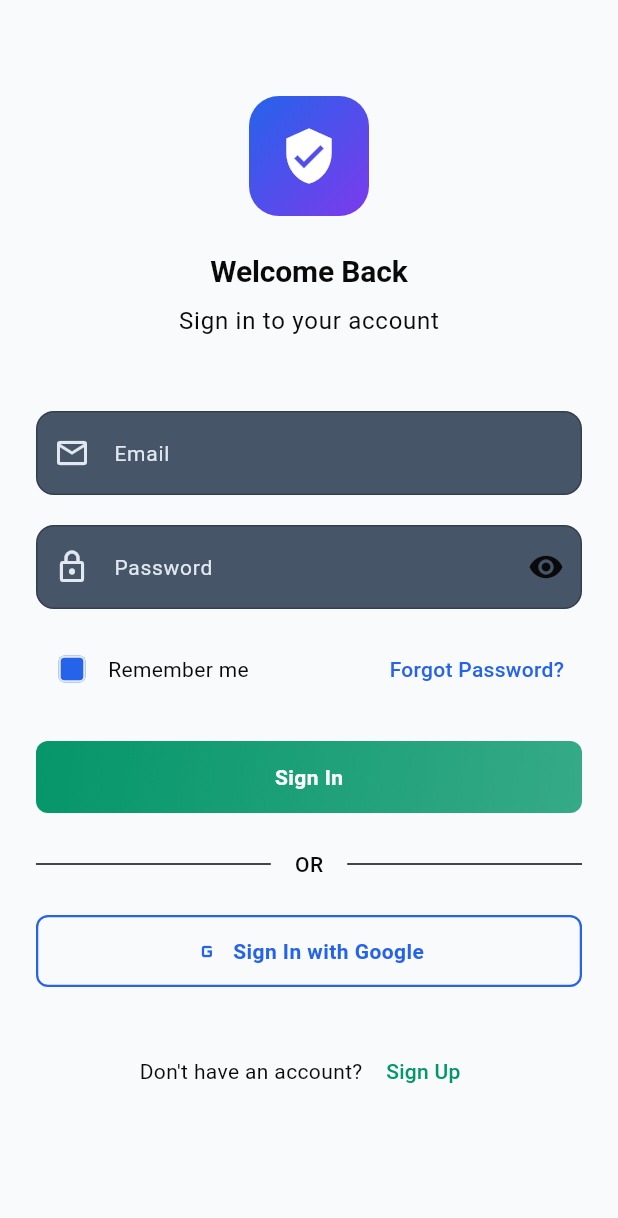
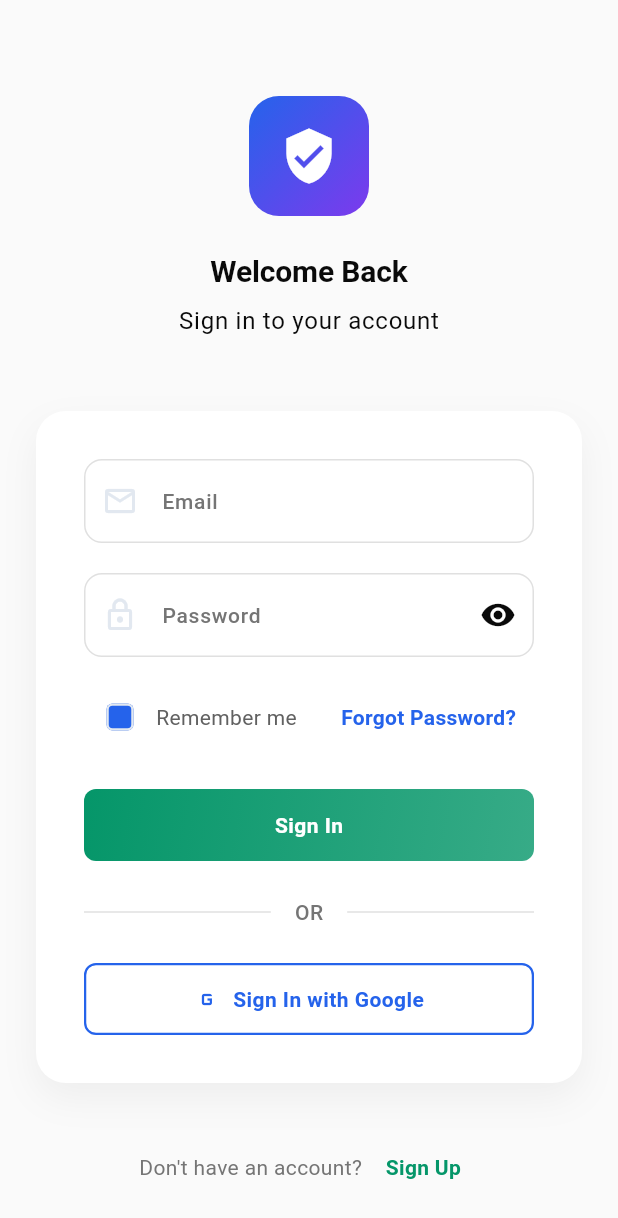
Before and after one commit to marconisoftwarw/jetcv-enterprise, a Flutter app: the LoginScreen screen opened by its route, on a phone screen of 412 x 824 dp. Shown: the top 1218 px of the screen. Run offline on Flutter 3.47's test engine with Material 3 defaults, Android fonts, the phone set to English and light mode, and no system bars; our stand-ins replace geolocator, image_picker, shared_preferences, supabase_flutter; accounts and stored records are empty.

Commit message:
fix code

```diff
--- a/lib/screens/auth/login_screen.dart
+++ b/lib/screens/auth/login_screen.dart
@@ -92,6 +92,7 @@ class _LoginScreenState extends State<LoginScreen> {
   @override
   Widget build(BuildContext context) {
     return Scaffold(
+      backgroundColor: Colors.grey.shade50,
       body: SafeArea(
         child: SingleChildScrollView(
           padding: const EdgeInsets.all(24),
@@ -141,6 +142,22 @@ class _LoginScreenState extends State<LoginScreen> {
 
                 const SizedBox(height: 48),
 
+                // Login Form Container
+                Container(
+                  padding: const EdgeInsets.all(32),
+                  decoration: BoxDecoration(
+                    color: Colors.white,
+                    borderRadius: BorderRadius.circular(20),
+                    boxShadow: [
+                      BoxShadow(
+                        color: Colors.black.withValues(alpha: 0.05),
+                        blurRadius: 20,
+                        offset: const Offset(0, 10),
+                      ),
+                    ],
+                  ),
+                  child: Column(
+                    children: [
                       // Email Field
                       NeonTextField(
                   controller: _emailController,
@@ -208,10 +225,17 @@ class _LoginScreenState extends State<LoginScreen> {
                                     _rememberMe = value ?? false;
                                   });
                                 },
+                                activeColor: AppTheme.accentBlue,
+                                shape: RoundedRectangleBorder(
+                                  borderRadius: BorderRadius.circular(4),
+                                ),
                               ),
                               Text(
                                 'Remember me',
-                          style: TextStyle(color: AppTheme.primaryBlack),
+                                style: TextStyle(
+                                  color: Colors.grey.shade700,
+                                  fontSize: 14,
+                                ),
                               ),
                             ],
                           ),
@@ -219,7 +243,11 @@ class _LoginScreenState extends State<LoginScreen> {
                             onPressed: _forgotPassword,
                             child: Text(
                               'Forgot Password?',
-                        style: TextStyle(color: AppTheme.accentBlue),
+                              style: TextStyle(
+                                color: AppTheme.accentBlue,
+                                fontWeight: FontWeight.w600,
+                                fontSize: 14,
+                              ),
                             ),
                           ),
                         ],
@@ -248,18 +276,18 @@ class _LoginScreenState extends State<LoginScreen> {
                       // Divider
                       Row(
                         children: [
-                    Expanded(child: Divider(color: AppTheme.primaryBlack)),
+                          Expanded(child: Divider(color: Colors.grey.shade300)),
                           Padding(
                             padding: const EdgeInsets.symmetric(horizontal: 16),
                             child: Text(
                               'OR',
                               style: TextStyle(
-                          color: AppTheme.primaryBlack,
+                                color: Colors.grey.shade600,
                                 fontWeight: FontWeight.w500,
                               ),
                             ),
                           ),
-                    Expanded(child: Divider(color: AppTheme.primaryBlack)),
+                          Expanded(child: Divider(color: Colors.grey.shade300)),
                         ],
                       ),
 
@@ -280,6 +308,9 @@ class _LoginScreenState extends State<LoginScreen> {
                           );
                         },
                       ),
+                    ],
+                  ),
+                ),
 
                 const SizedBox(height: 32),
 
@@ -289,13 +320,20 @@ class _LoginScreenState extends State<LoginScreen> {
                   children: [
                     Text(
                       "Don't have an account? ",
-                      style: TextStyle(color: AppTheme.primaryBlack),
+                      style: TextStyle(
+                        color: Colors.grey.shade600,
+                        fontSize: 14,
+                      ),
                     ),
                     TextButton(
                       onPressed: () => Navigator.pushNamed(context, '/signup'),
                       child: Text(
                         'Sign Up',
-                        style: TextStyle(color: AppTheme.accentGreen),
+                        style: TextStyle(
+                          color: AppTheme.accentGreen,
+                          fontWeight: FontWeight.w600,
+                          fontSize: 14,
+                        ),
                       ),
                     ),
                   ],
@@ -308,31 +346,35 @@ class _LoginScreenState extends State<LoginScreen> {
                       return Padding(
                         padding: const EdgeInsets.only(top: 16),
                         child: Container(
-                          padding: const EdgeInsets.all(12),
+                          padding: const EdgeInsets.all(16),
                           decoration: BoxDecoration(
-                            color: AppTheme.accentOrange.withValues(alpha: 0.1),
-                            borderRadius: BorderRadius.circular(8),
-                            border: Border.all(color: AppTheme.accentOrange),
+                            color: Colors.red.shade50,
+                            borderRadius: BorderRadius.circular(12),
+                            border: Border.all(color: Colors.red.shade200),
                           ),
                           child: Row(
                             children: [
                               Icon(
                                 Icons.error_outline,
-                                color: AppTheme.accentOrange,
+                                color: Colors.red.shade600,
+                                size: 20,
                               ),
-                              const SizedBox(width: 8),
+                              const SizedBox(width: 12),
                               Expanded(
                                 child: Text(
                                   authProvider.errorMessage!,
                                   style: TextStyle(
-                                    color: AppTheme.accentOrange,
+                                    color: Colors.red.shade700,
+                                    fontSize: 14,
+                                    fontWeight: FontWeight.w500,
                                   ),
                                 ),
                               ),
                               IconButton(
                                 icon: Icon(
                                   Icons.close,
-                                  color: AppTheme.accentOrange,
+                                  color: Colors.red.shade600,
+                                  size: 20,
                                 ),
                                 onPressed: authProvider.clearError,
                                 iconSize: 20,
--- a/lib/screens/public/public_home_screen.dart
+++ b/lib/screens/public/public_home_screen.dart
@@ -214,10 +214,6 @@ class PublicHomeScreen extends StatelessWidget {
                     title: 'Identity Verification',
                     description:
                         'Secure and reliable identity verification for all users.',
-                    actionText: 'Learn More',
-                    onAction: () {
-                      // Navigate to identity verification
-                    },
                   ),
                   const SizedBox(height: 16),
 
@@ -226,10 +222,6 @@ class PublicHomeScreen extends StatelessWidget {
                     title: 'Legal Entity Management',
                     description:
                         'Comprehensive management of legal entities and compliance.',
-                    actionText: 'View Pricing',
-                    onAction: () {
-                      Navigator.pushNamed(context, '/legal-entity/pricing');
-                    },
                   ),
                   const SizedBox(height: 16),
 
@@ -238,10 +230,6 @@ class PublicHomeScreen extends StatelessWidget {
                     title: 'Secure Platform',
                     description:
                         'Enterprise-grade security with blockchain integration.',
-                    actionText: 'Learn More',
-                    onAction: () {
-                      // Navigate to security info
-                    },
                   ),
                   const SizedBox(height: 16),
 
@@ -250,10 +238,6 @@ class PublicHomeScreen extends StatelessWidget {
                     title: 'Analytics & Reporting',
                     description:
                         'Advanced analytics and reporting capabilities.',
-                    actionText: 'View Demo',
-                    onAction: () {
-                      // Navigate to analytics demo
-                    },
                   ),
                 ],
               ),
@@ -264,7 +248,7 @@ class PublicHomeScreen extends StatelessWidget {
           SliverToBoxAdapter(
             child: Container(
               padding: const EdgeInsets.all(24),
-              color: AppTheme.darkCharcoal,
+              color: Colors.white,
               child: Column(
                 children: [
                   Text(
--- a/lib/widgets/glass_card.dart
+++ b/lib/widgets/glass_card.dart
@@ -84,7 +84,7 @@ class _GlassCardState extends State<GlassCard>
               padding: widget.padding,
               decoration: BoxDecoration(
                 borderRadius: widget.borderRadius ?? BorderRadius.circular(12),
-                color: AppTheme.glassMedium,
+                color: Colors.white,
                 border: Border.all(
                   color: borderColor.withValues(alpha: _isHovered ? 0.4 : 0.1),
                   width: borderWidth,
--- a/lib/widgets/neon_button.dart
+++ b/lib/widgets/neon_button.dart
@@ -143,7 +143,7 @@ class _NeonButtonState extends State<NeonButton>
                                     ? accentColor
                                     : AppTheme.pureWhite,
                                 fontSize: 14,
-                                fontWeight: FontWeight.w600,
+                                fontWeight: FontWeight.w700,
                                 letterSpacing: 0.3,
                               ),
                             ),
--- a/lib/widgets/neon_text_field.dart
+++ b/lib/widgets/neon_text_field.dart
@@ -173,7 +173,7 @@ class _NeonTextFieldState extends State<NeonTextField>
                       )
                     : null,
                 filled: true,
-                fillColor: AppTheme.glassLight,
+                fillColor: Colors.white,
                 border: OutlineInputBorder(
                   borderRadius: BorderRadius.circular(12),
                   borderSide: BorderSide.none,
@@ -181,7 +181,7 @@ class _NeonTextFieldState extends State<NeonTextField>
                 enabledBorder: OutlineInputBorder(
                   borderRadius: BorderRadius.circular(12),
                   borderSide: BorderSide(
-                    color: AppTheme.primaryBlack.withValues(alpha: 0.3),
+                    color: Colors.grey.shade300,
                     width: 1,
                   ),
                 ),
@@ -202,12 +202,12 @@ class _NeonTextFieldState extends State<NeonTextField>
                       ? neonColor
                       : _hasError
                       ? errorColor
-                      : AppTheme.lightGray,
+                      : Colors.grey.shade600,
                   fontSize: 14,
-                  fontWeight: FontWeight.w400,
+                  fontWeight: FontWeight.w500,
                 ),
                 hintStyle: TextStyle(
-                  color: AppTheme.primaryBlack,
+                  color: Colors.grey.shade500,
                   fontSize: 14,
                   fontWeight: FontWeight.w400,
                 ),
```
Lines whose indentation alone changed are shown as unchanged.
